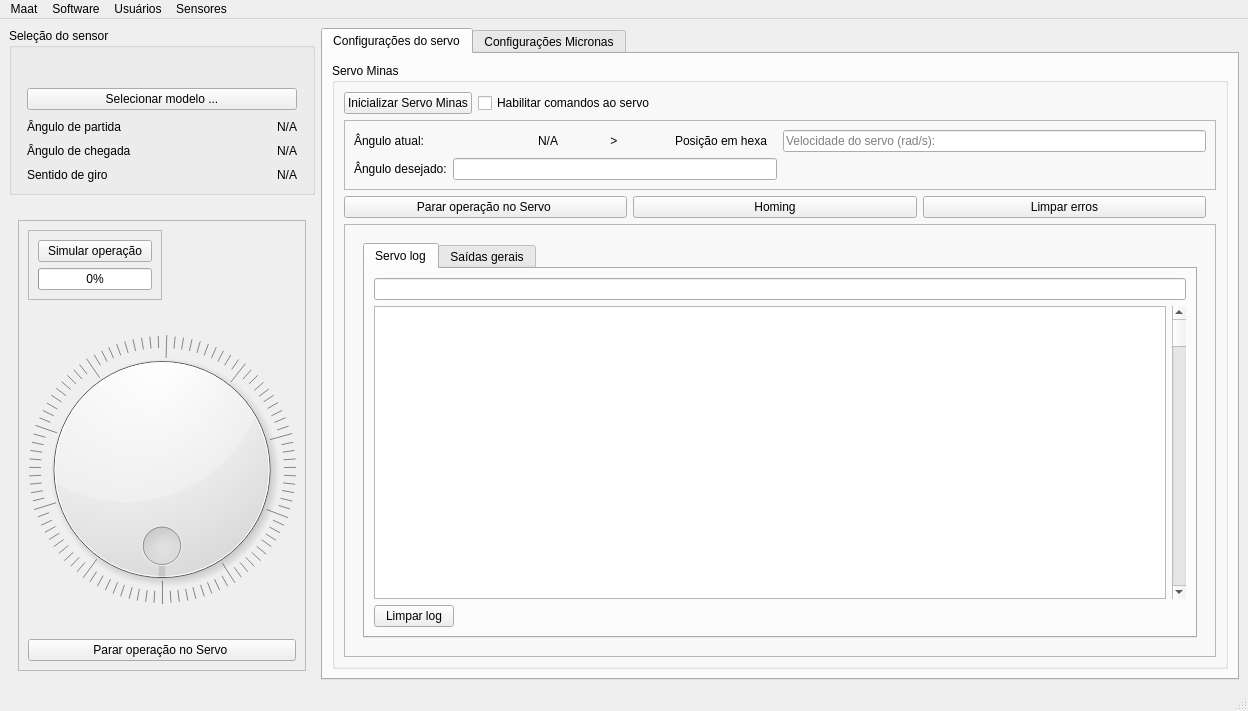
The window that mainwindow.ui (LucasDuarte026/QTMaat) describes before a commit, drawn with Qt 5.
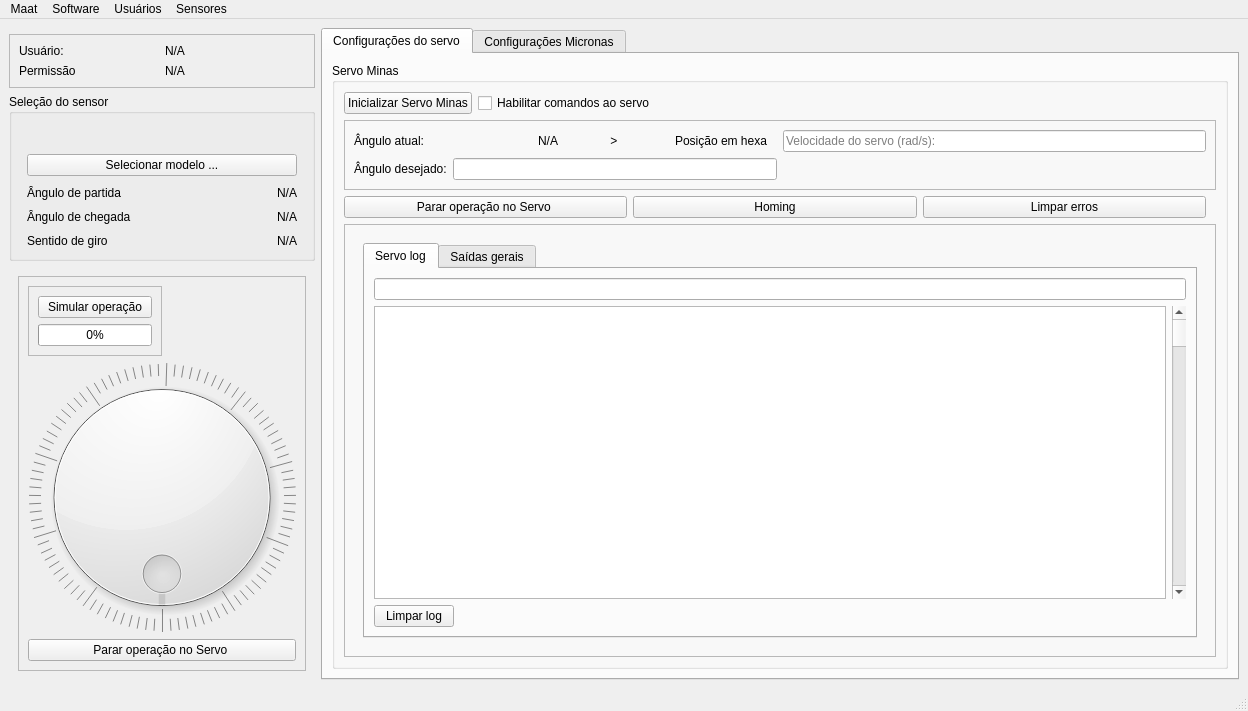
The same window after the commit.

Commit message: CRUD de user semi pronto: inserção e visualização. só falta update e remoção. Login está pronto

What changed in the file:
```diff
--- a/mainwindow.ui
+++ b/mainwindow.ui
@@ -19,7 +19,71 @@
   <widget class="QWidget" name="centralwidget">
    <layout class="QHBoxLayout" name="horizontalLayout_2" stretch="1,3">
     <item>
-     <layout class="QVBoxLayout" name="left_tab" stretch="0,0,10">
+     <layout class="QVBoxLayout" name="left_tab" stretch="0,0,0,10">
+      <item>
+       <widget class="QFrame" name="frame_4">
+        <property name="frameShape">
+         <enum>QFrame::Shape::StyledPanel</enum>
+        </property>
+        <property name="frameShadow">
+         <enum>QFrame::Shadow::Raised</enum>
+        </property>
+       </widget>
+      </item>
+      <item>
+       <widget class="QFrame" name="frame_5">
+        <property name="frameShape">
+         <enum>QFrame::Shape::StyledPanel</enum>
+        </property>
+        <property name="frameShadow">
+         <enum>QFrame::Shadow::Raised</enum>
+        </property>
+        <layout class="QVBoxLayout" name="verticalLayout_16">
+         <item>
+          <layout class="QHBoxLayout" name="horizontalLayout_18">
+           <item>
+            <widget class="QLabel" name="label_2">
+             <property name="layoutDirection">
+              <enum>Qt::LayoutDirection::LeftToRight</enum>
+             </property>
+             <property name="text">
+              <string>Usuário:</string>
+             </property>
+            </widget>
+           </item>
+           <item>
+            <widget class="QLabel" name="user_label">
+             <property name="text">
+              <string>N/A</string>
+             </property>
+            </widget>
+           </item>
+          </layout>
+         </item>
+         <item>
+          <layout class="QHBoxLayout" name="horizontalLayout_19">
+           <item>
+            <widget class="QLabel" name="label_8">
+             <property name="layoutDirection">
+              <enum>Qt::LayoutDirection::LeftToRight</enum>
+             </property>
+             <property name="text">
+              <string>Permissão</string>
+             </property>
+            </widget>
+           </item>
+           <item>
+            <widget class="QLabel" name="permission_label">
+             <property name="text">
+              <string>N/A</string>
+             </property>
+            </widget>
+           </item>
+          </layout>
+         </item>
+        </layout>
+       </widget>
+      </item>
       <item>
        <widget class="QGroupBox" name="sensorBox">
         <property name="title">
@@ -163,19 +227,6 @@
         </layout>
        </widget>
       </item>
-      <item>
-       <spacer name="verticalSpacer">
-        <property name="orientation">
-         <enum>Qt::Orientation::Vertical</enum>
-        </property>
-        <property name="sizeHint" stdset="0">
-         <size>
-          <width>20</width>
-          <height>10</height>
-         </size>
-        </property>
-       </spacer>
-      </item>
       <item>
        <widget class="QWidget" name="dial_control" native="true">
         <layout class="QVBoxLayout" name="verticalLayout_4" stretch="0">
```
Left out of the diff: 4 changed lines with no effect on the pictures. The commit also changes 9 other files.
